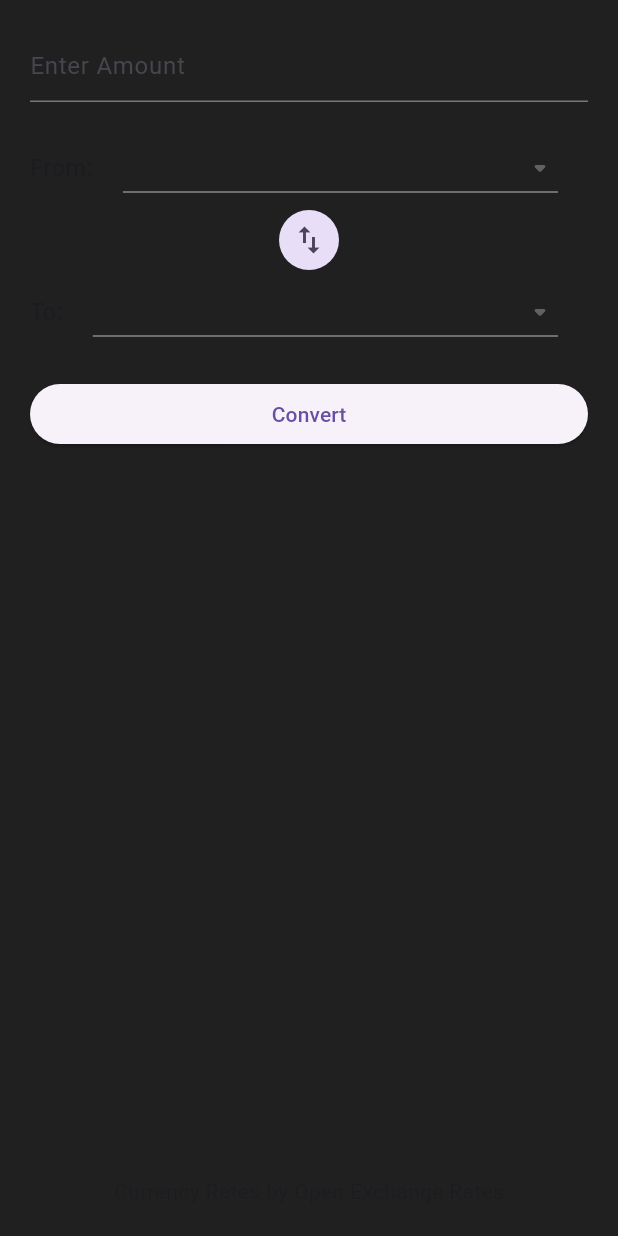
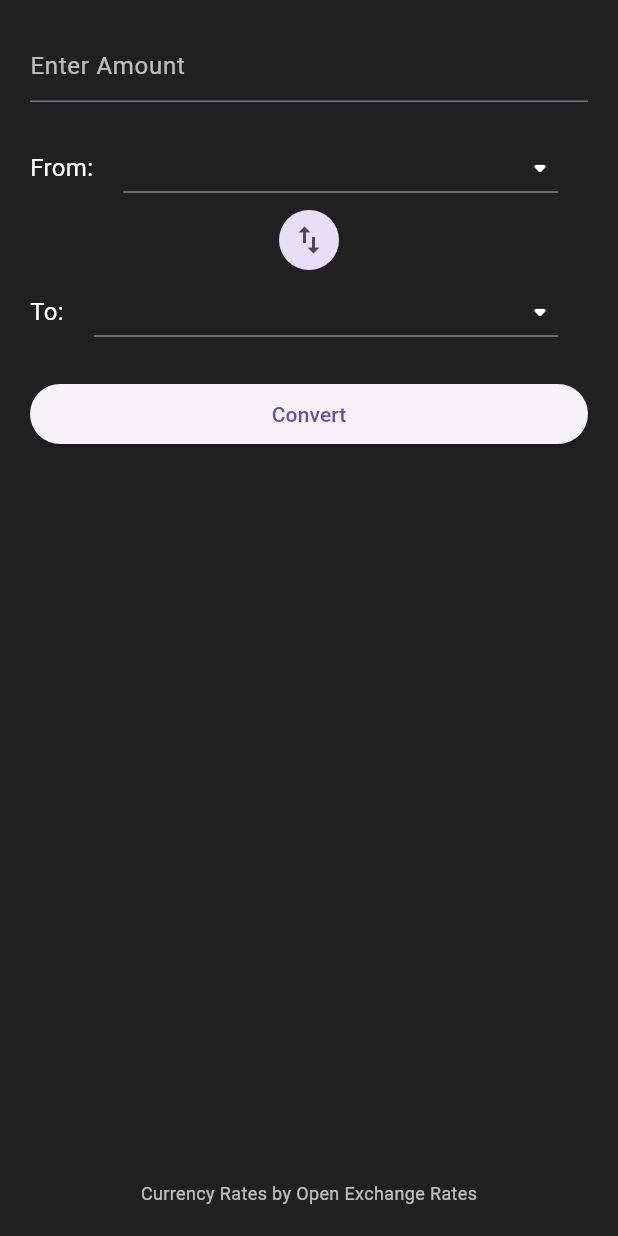
Before and after one commit to MuzammilAsif/Crunsee, a Flutter app: the ConversionCard widget shown alone on an empty page, opened directly with empty values, on a phone screen of 412 x 824 dp. Run offline on Flutter 3.47's test engine with Material 3 defaults, Android fonts, the phone set to English and light mode, and no system bars; our stand-ins replace curved_navigation_bar, firebase_auth, firebase_core, get, smooth_page_indicator; accounts and stored records are empty; network calls fail; Roboto replaces fonts that are missing (Poppins).

Commit message:
bottom navigation bar logic fixed screens navigation and fixed conversion screen design

```diff
--- a/lib/views/widgets/conversion_card.dart
+++ b/lib/views/widgets/conversion_card.dart
@@ -57,9 +57,12 @@ class _ConversionCardState extends State<ConversionCard> {
             key: formFieldKey,
             controller: amountController,
             decoration: const InputDecoration(
+              focusColor: Colors.white,
               hintText: 'Enter Amount',
+              hintStyle: TextStyle(color: Colors.white70),
             ),
             keyboardType: TextInputType.number,
+            style: const TextStyle(color: Colors.white),
             validator: (value) {
               if (value!.isEmpty) {
                 return 'Please enter an amount';
@@ -121,11 +124,14 @@ class _ConversionCardState extends State<ConversionCard> {
           const SizedBox(height: 20,),
           Text(
             conversion,
-            style: Theme.of(context).textTheme.headlineSmall,
+            style: TextStyle(color: Colors.white, fontSize: 16),
             textAlign: TextAlign.center,
           ),
           const Spacer(),
-          const Text('Currency Rates by Open Exchange Rates'),
+          const Text('Currency Rates by Open Exchange Rates', style: TextStyle(
+            color: Colors.white70,
+            fontSize: 12,
+          )),
         ],
       ),
     );
--- a/lib/views/widgets/dropdown_row.dart
+++ b/lib/views/widgets/dropdown_row.dart
@@ -19,7 +19,10 @@ class DropdownRow extends StatelessWidget {
       children: [
         Text(
           label,
-          style: Theme.of(context).textTheme.titleMedium,
+          style: const TextStyle(
+            color: Colors.white,
+            fontSize: 16,
+          ),
         ),
         const SizedBox(width: 20,),
         Expanded(
@@ -27,9 +30,10 @@ class DropdownRow extends StatelessWidget {
             borderRadius: BorderRadius.circular(15),
             menuMaxHeight: 500.0,
             value: value,
-            icon: const Icon(Icons.arrow_drop_down_rounded),
+            icon: const Icon(Icons.arrow_drop_down_rounded, color: Colors.white),
             isExpanded: true,
             onChanged: onChanged,
+            style: const TextStyle(color: Colors.white),
             items: currencies.keys.toSet().toList()
                 .map<DropdownMenuItem<String>>((value) {
               return DropdownMenuItem<String>(
```
Also changed, not shown: lib/views/MainScreen.dart (+17 -6 lines), lib/views/notification.dart (+56 -1 lines), lib/views/search.dart (+35 -5 lines).
